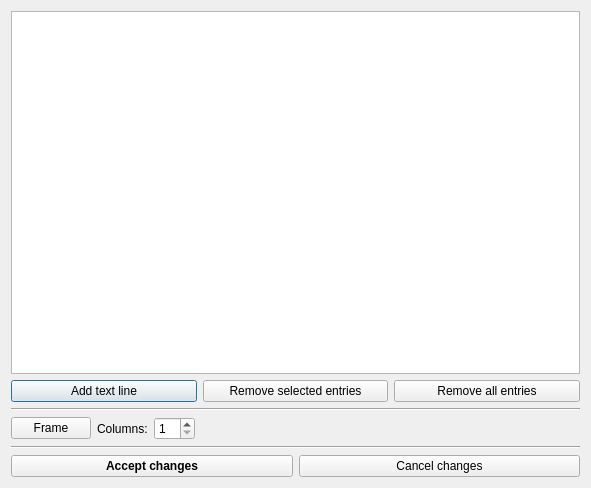
Qt form src/gui/GraphWindowTools/alegenddialog.ui (andrmor/ANTS2) before a commit.
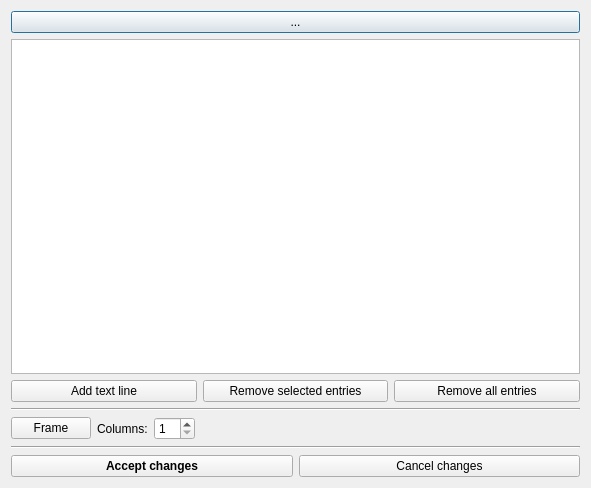
The same form after that commit.

```diff
--- a/src/gui/GraphWindowTools/alegenddialog.ui
+++ b/src/gui/GraphWindowTools/alegenddialog.ui
@@ -14,6 +14,13 @@
    <string>Dialog</string>
   </property>
   <layout class="QVBoxLayout" name="verticalLayout">
+   <item>
+    <widget class="QPushButton" name="pbDummy">
+     <property name="text">
+      <string>...</string>
+     </property>
+    </widget>
+   </item>
    <item>
     <widget class="QSplitter" name="splitter">
      <property name="sizePolicy">
```
